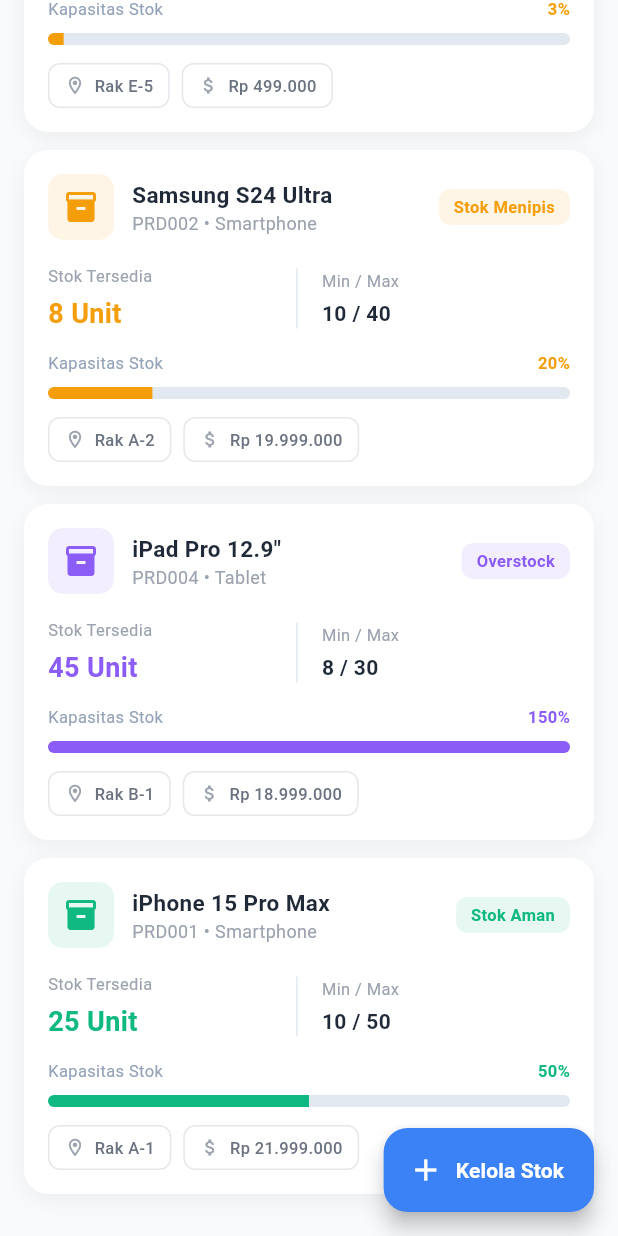
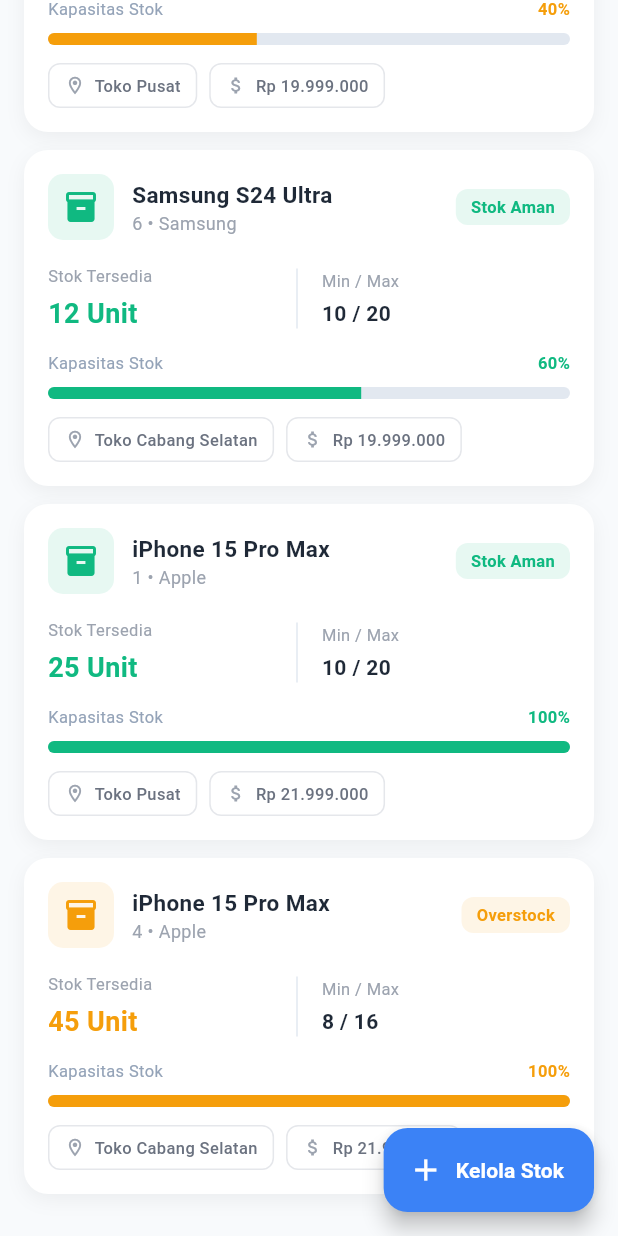
Before and after one commit to allzndd/mobile-posphone, a Flutter app: the StokScreen screen opened directly, scrolled down 1252 dp, on a phone screen of 412 x 824 dp. Run offline on Flutter 3.47's test engine with Material 3 defaults, Android fonts, the phone set to English and light mode, and no system bars; our stand-ins replace fl_chart, image_picker, shared_preferences; accounts and stored records are empty; network calls fail; Roboto replaces fonts that are missing (SF Pro Display).

Commit message:
Update stok_screen.dart

```diff
--- a/lib/stok/screens/stok_screen.dart
+++ b/lib/stok/screens/stok_screen.dart
@@ -21,12 +21,12 @@
 
   final List<String> _categoryOptions = [
     'Semua',
-    'Smartphone',
-    'Tablet',
-    'Aksesoris',
-    'Audio',
-    'Smartwatch',
-    'Laptop',
+    'Apple',
+    'Samsung',
+    'Xiaomi',
+    'OPPO',
+    'Vivo',
+    'Generic',
   ];
 
   final List<String> _statusOptions = [
@@ -46,91 +46,120 @@
     'Harga Terendah',
   ];
 
-  // Sample stock data
+  // Sample stock data - Structure matched with web-posphone
+  // pos_produk_stok table: id, owner_id, pos_toko_id, pos_produk_id, stok
+  // With relationships to pos_produk (for product details) and pos_toko (for store/branch)
   final List<Map<String, dynamic>> _stockItems = [
     {
-      'id': 'PRD001',
-      'name': 'iPhone 15 Pro Max',
-      'category': 'Smartphone',
-      'currentStock': 25,
-      'minStock': 10,
-      'maxStock': 50,
-      'price': 21999000,
-      'location': 'Rak A-1',
-      'supplier': 'PT Elektronik Jaya',
-      'lastRestock': '2025-12-01',
+      'id': 1,
+      'owner_id': 1,
+      'pos_toko_id': 1,
+      'pos_produk_id': 1,
+      'stok': 25,
+      // From pos_produk relationship
+      'produk_nama': 'iPhone 15 Pro Max',
+      'produk_merk': 'Apple',
+      'produk_harga_beli': 18500000,
+      'produk_harga_jual': 21999000,
+      'produk_warna': 'Natural Titanium',
+      'produk_penyimpanan': '256GB',
+      // From pos_toko relationship
+      'toko_nama': 'Toko Pusat',
+      'toko_alamat': 'Jl. Merdeka No. 123, Jakarta',
+      // Calculated fields for display
+      'min_stock': 10,
       'status': 'Stok Aman',
       'color': AppTheme.successColor,
     },
     {
-      'id': 'PRD002',
-      'name': 'Samsung S24 Ultra',
-      'category': 'Smartphone',
-      'currentStock': 8,
-      'minStock': 10,
-      'maxStock': 40,
-      'price': 19999000,
-      'location': 'Rak A-2',
-      'supplier': 'PT Elektronik Jaya',
-      'lastRestock': '2025-11-28',
+      'id': 2,
+      'owner_id': 1,
+      'pos_toko_id': 1,
+      'pos_produk_id': 2,
+      'stok': 8,
+      'produk_nama': 'Samsung S24 Ultra',
+      'produk_merk': 'Samsung',
+      'produk_harga_beli': 16000000,
+      'produk_harga_jual': 19999000,
+      'produk_warna': 'Titanium Gray',
+      'produk_penyimpanan': '512GB',
+      'toko_nama': 'Toko Pusat',
+      'toko_alamat': 'Jl. Merdeka No. 123, Jakarta',
+      'min_stock': 10,
       'status': 'Stok Menipis',
       'color': AppTheme.warningColor,
     },
     {
-      'id': 'PRD003',
-      'name': 'AirPods Pro 2nd Gen',
-      'category': 'Audio',
-      'currentStock': 0,
-      'minStock': 15,
-      'maxStock': 60,
-      'price': 3799000,
-      'location': 'Rak C-3',
-      'supplier': 'CV Aksesoris Handphone',
-      'lastRestock': '2025-11-20',
+      'id': 3,
+      'owner_id': 1,
+      'pos_toko_id': 1,
+      'pos_produk_id': 3,
+      'stok': 0,
+      'produk_nama': 'AirPods Pro 2nd Gen',
+      'produk_merk': 'Apple',
+      'produk_harga_beli': 3200000,
+      'produk_harga_jual': 3799000,
+      'produk_warna': 'White',
+      'produk_penyimpanan': '-',
+      'toko_nama': 'Toko Pusat',
+      'toko_alamat': 'Jl. Merdeka No. 123, Jakarta',
+      'min_stock': 15,
       'status': 'Stok Habis',
       'color': AppTheme.errorColor,
     },
     {
-      'id': 'PRD004',
-      'name': 'iPad Pro 12.9"',
-      'category': 'Tablet',
-      'currentStock': 45,
-      'minStock': 8,
-      'maxStock': 30,
-      'price': 18999000,
-      'location': 'Rak B-1',
-      'supplier': 'PT Elektronik Jaya',
-      'lastRestock': '2025-12-03',
+      'id': 4,
+      'owner_id': 1,
+      'pos_toko_id': 2,
+      'pos_produk_id': 1,
+      'stok': 45,
+      'produk_nama': 'iPhone 15 Pro Max',
+      'produk_merk': 'Apple',
+      'produk_harga_beli': 18500000,
+      'produk_harga_jual': 21999000,
+      'produk_warna': 'Natural Titanium',
+      'produk_penyimpanan': '256GB',
+      'toko_nama': 'Toko Cabang Selatan',
+      'toko_alamat': 'Jl. Sudirman No. 45, Jakarta Selatan',
+      'min_stock': 8,
       'status': 'Overstock',
-      'color': AppTheme.accentPurple,
+      'color': AppTheme.accentOrange,
     },
     {
-      'id': 'PRD005',
-      'name': 'Apple Watch Series 9',
-      'category': 'Smartwatch',
-      'currentStock': 18,
-      'minStock': 12,
-      'maxStock': 35,
-      'price': 6999000,
-      'location': 'Rak D-2',
-      'supplier': 'UD Audio Premium',
-      'lastRestock': '2025-11-30',
+      'id': 5,
+      'owner_id': 1,
+      'pos_toko_id': 1,
+      'pos_produk_id': 4,
+      'stok': 15,
+      'produk_nama': 'Case iPhone Clear',
+      'produk_merk': 'Generic',
+      'produk_harga_beli': 250000,
+      'produk_harga_jual': 299000,
+      'produk_warna': 'Clear',
+      'produk_penyimpanan': '-',
+      'toko_nama': 'Toko Pusat',
+      'toko_alamat': 'Jl. Merdeka No. 123, Jakarta',
+      'min_stock': 20,
       'status': 'Stok Aman',
       'color': AppTheme.successColor,
     },
     {
-      'id': 'PRD006',
-      'name': 'Fast Charger 65W',
-      'category': 'Aksesoris',
-      'currentStock': 3,
-      'minStock': 20,
-      'maxStock': 100,
-      'price': 499000,
-      'location': 'Rak E-5',
-      'supplier': 'PT Charger Solution',
-      'lastRestock': '2025-11-15',
-      'status': 'Stok Menipis',
-      'color': AppTheme.warningColor,
+      'id': 6,
+      'owner_id': 1,
+      'pos_toko_id': 2,
+      'pos_produk_id': 2,
+      'stok': 12,
+      'produk_nama': 'Samsung S24 Ultra',
+      'produk_merk': 'Samsung',
+      'produk_harga_beli': 16000000,
+      'produk_harga_jual': 19999000,
+      'produk_warna': 'Titanium Gray',
+      'produk_penyimpanan': '512GB',
+      'toko_nama': 'Toko Cabang Selatan',
+      'toko_alamat': 'Jl. Sudirman No. 45, Jakarta Selatan',
+      'min_stock': 10,
+      'status': 'Stok Aman',
+      'color': AppTheme.successColor,
     },
   ];
 
@@ -149,14 +178,15 @@
   List<Map<String, dynamic>> get _filteredStock {
     return _stockItems.where((item) {
         final matchesSearch =
-            item['name'].toString().toLowerCase().contains(
+            item['produk_nama'].toString().toLowerCase().contains(
               _searchQuery.toLowerCase(),
             ) ||
-            item['id'].toString().toLowerCase().contains(
+            item['toko_nama'].toString().toLowerCase().contains(
               _searchQuery.toLowerCase(),
             );
         final matchesCategory =
-            _filterCategory == 'Semua' || item['category'] == _filterCategory;
+            _filterCategory == 'Semua' ||
+            item['produk_merk'] == _filterCategory;
         final matchesStatus =
             _filterStatus == 'Semua' || item['status'] == _filterStatus;
         return matchesSearch && matchesCategory && matchesStatus;
@@ -164,21 +194,25 @@
       ..sort((a, b) {
         switch (_sortBy) {
           case 'Nama A-Z':
-            return a['name'].toString().compareTo(b['name'].toString());
+            return a['produk_nama'].toString().compareTo(
+              b['produk_nama'].toString(),
+            );
           case 'Nama Z-A':
-            return b['name'].toString().compareTo(a['name'].toString());
+            return b['produk_nama'].toString().compareTo(
+              a['produk_nama'].toString(),
+            );
           case 'Stok Terbanyak':
-            return (b['currentStock'] as int).compareTo(
-              a['currentStock'] as int,
+            return (b['stok'] as int).compareTo(a['stok'] as int);
+          case 'Stok Tersedikit':
+            return (a['stok'] as int).compareTo(b['stok'] as int);
+          case 'Harga Tertinggi':
+            return (b['produk_harga_jual'] as int).compareTo(
+              a['produk_harga_jual'] as int,
             );
-          case 'Stok Tersedikit':
-            return (a['currentStock'] as int).compareTo(
-              b['currentStock'] as int,
+          case 'Harga Terendah':
+            return (a['produk_harga_jual'] as int).compareTo(
+              b['produk_harga_jual'] as int,
             );
-          case 'Harga Tertinggi':
-            return (b['price'] as int).compareTo(a['price'] as int);
-          case 'Harga Terendah':
-            return (a['price'] as int).compareTo(b['price'] as int);
           default:
             return 0;
         }
@@ -319,7 +353,7 @@
     final totalItems = _stockItems.length;
     final totalStock = _stockItems.fold<int>(
       0,
-      (sum, item) => sum + (item['currentStock'] as int),
+      (sum, item) => sum + (item['stok'] as int),
     );
     final lowStock =
         _stockItems.where((item) => item['status'] == 'Stok Menipis').length;
@@ -860,8 +894,10 @@
 
   Widget _buildStockCard(Map<String, dynamic> item, bool isDesktop) {
     final themeProvider = context.watch<ThemeProvider>();
-    final stockPercentage =
-        (item['currentStock'] / item['maxStock'] * 100).toInt();
+    // Calculate stock percentage based on min_stock as baseline (100% = 2x min_stock)
+    final stockPercentage = ((item['stok'] / (item['min_stock'] * 2)) * 100)
+        .toInt()
+        .clamp(0, 100);
 
     return Container(
       margin: const EdgeInsets.only(bottom: 12),
@@ -906,7 +942,7 @@
                         crossAxisAlignment: CrossAxisAlignment.start,
                         children: [
                           Text(
-                            item['name'],
+                            item['produk_nama'],
                             style: TextStyle(
                               fontWeight: FontWeight.bold,
                               fontSize: isDesktop ? 16 : 15,
@@ -914,7 +950,7 @@
                             ),
                           ),
                           Text(
-                            '${item['id']} • ${item['category']}',
+                            '${item['id']} • ${item['produk_merk']}',
                             style: TextStyle(
                               fontSize: 12,
                               color: themeProvider.textTertiary,
@@ -959,7 +995,7 @@
                           ),
                           const SizedBox(height: 4),
                           Text(
-                            '${item['currentStock']} Unit',
+                            '${item['stok']} Unit',
                             style: TextStyle(
                               fontSize: isDesktop ? 20 : 18,
                               fontWeight: FontWeight.bold,
@@ -988,7 +1024,7 @@
                           ),
                           const SizedBox(height: 4),
                           Text(
-                            '${item['minStock']} / ${item['maxStock']}',
+                            '${item['min_stock']} / ${item['min_stock'] * 2}',
                             style: TextStyle(
                               fontSize: isDesktop ? 16 : 14,
                               fontWeight: FontWeight.w600,
@@ -1045,11 +1081,11 @@
                   children: [
                     _buildInfoChip(
                       Icons.location_on_outlined,
-                      item['location'],
+                      item['toko_nama'],
                     ),
                     _buildInfoChip(
                       Icons.attach_money,
-                      'Rp ${_formatPrice(item['price'])}',
+                      'Rp ${_formatPrice(item['produk_harga_jual'])}',
                     ),
                   ],
                 ),
@@ -1064,7 +1100,7 @@
   Widget _buildStockGridCard(Map<String, dynamic> item, bool isDesktop) {
     final themeProvider = context.watch<ThemeProvider>();
     final stockPercentage =
-        (item['currentStock'] / item['maxStock'] * 100).toInt();
+        (item['stok'] / item['min_stock'] * 2 * 100).toInt();
 
     return Container(
       decoration: BoxDecoration(
@@ -1125,7 +1161,7 @@
                 ),
                 const SizedBox(height: 12),
                 Text(
-                  item['name'],
+                  item['produk_nama'],
                   style: TextStyle(
                     fontWeight: FontWeight.bold,
                     fontSize: 14,
@@ -1136,7 +1172,7 @@
                 ),
                 const SizedBox(height: 4),
                 Text(
-                  item['category'],
+                  item['produk_merk'],
                   style: TextStyle(
                     fontSize: 11,
                     color: themeProvider.textTertiary,
@@ -1144,7 +1180,7 @@
                 ),
                 const Spacer(),
                 Text(
-                  '${item['currentStock']} Unit',
+                  '${item['stok']} Unit',
                   style: TextStyle(
                     fontSize: 20,
                     fontWeight: FontWeight.bold,
@@ -1262,7 +1298,7 @@
                             crossAxisAlignment: CrossAxisAlignment.start,
                             children: [
                               Text(
-                                item['name'],
+                                item['produk_nama'],
                                 style: TextStyle(
                                   fontSize: 18,
                                   fontWeight: FontWeight.bold,
@@ -1270,7 +1306,7 @@
                                 ),
                               ),
                               Text(
-                                item['id'],
+                                'ID: ${item['id']}',
                                 style: TextStyle(
                                   fontSize: 14,
                                   color: themeProvider.textTertiary,
@@ -1286,15 +1322,23 @@
                       ],
                     ),
                     const SizedBox(height: 24),
-                    _buildDetailRow('Kategori', item['category']),
+                    _buildDetailRow('Brand', item['produk_merk']),
                     _buildDetailRow('Status', item['status']),
-                    _buildDetailRow('Lokasi', item['location']),
-                    _buildDetailRow('Supplier', item['supplier']),
+                    _buildDetailRow('Toko', item['toko_nama']),
+                    _buildDetailRow('Alamat', item['toko_alamat'] ?? '-'),
+                    _buildDetailRow('Warna', item['produk_warna'] ?? '-'),
                     _buildDetailRow(
-                      'Harga',
-                      'Rp ${_formatPrice(item['price'])}',
-                    ),
-                    _buildDetailRow('Restock Terakhir', item['lastRestock']),
+                      'Storage',
+                      item['produk_penyimpanan'] ?? '-',
+                    ),
+                    _buildDetailRow(
+                      'Harga Beli',
+                      'Rp ${_formatPrice(item['produk_harga_beli'])}',
+                    ),
+                    _buildDetailRow(
+                      'Harga Jual',
+                      'Rp ${_formatPrice(item['produk_harga_jual'])}',
+                    ),
                     const SizedBox(height: 16),
                     const Divider(),
                     const SizedBox(height: 16),
@@ -1310,7 +1354,7 @@
                             child: Column(
                               children: [
                                 Text(
-                                  '${item['currentStock']}',
+                                  '${item['stok']}',
                                   style: TextStyle(
                                     fontSize: 28,
                                     fontWeight: FontWeight.bold,
@@ -1340,7 +1384,7 @@
                             child: Column(
                               children: [
                                 Text(
-                                  '${item['minStock']} - ${item['maxStock']}',
+                                  '${item['min_stock']} - ${item['min_stock'] * 2}',
                                   style: TextStyle(
                                     fontSize: 20,
                                     fontWeight: FontWeight.bold,
```
